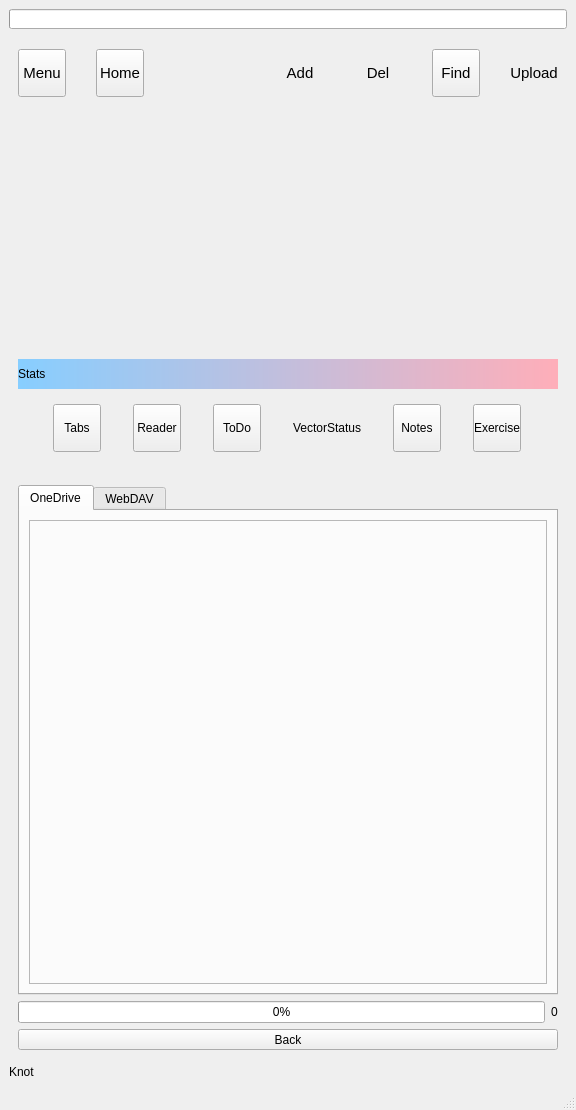
Above: src/MainWindow.ui from ic005k/Knot before the change. Below: the same form after it.
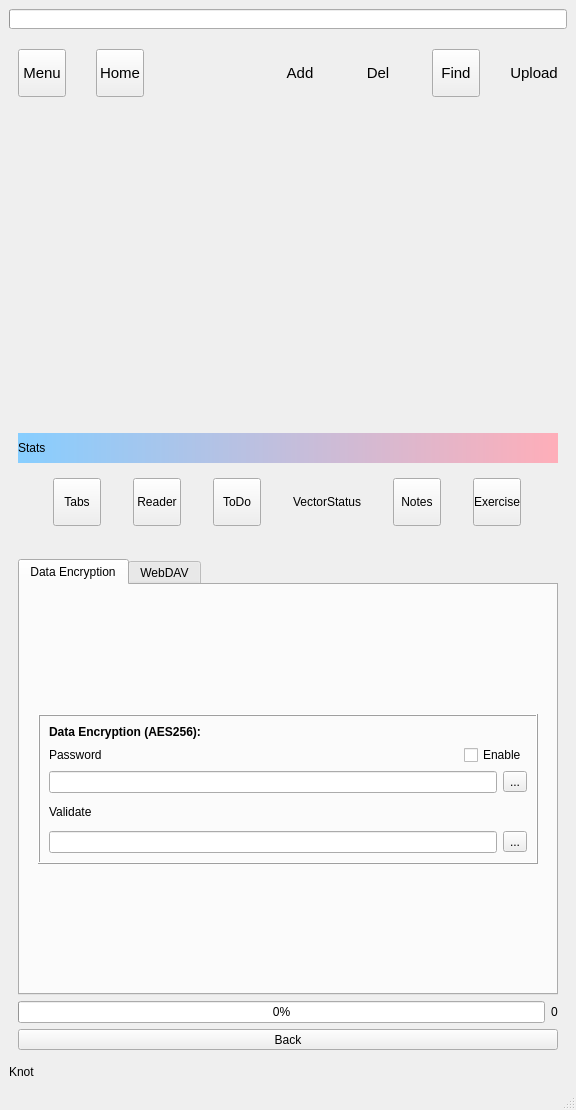
That is the form after the change. The open tabs and pages were chosen to show the change. Icons and pictures are not drawn.

The edit to the form file:
```diff
--- a/src/MainWindow.ui
+++ b/src/MainWindow.ui
@@ -809,39 +809,18 @@
          </property>
          <widget class="QWidget" name="tab_3">
           <attribute name="title">
-           <string>OneDrive</string>
+           <string>Data Encryption</string>
           </attribute>
           <layout class="QVBoxLayout" name="verticalLayout_52">
            <item>
-            <widget class="QFrame" name="f_OneDrive">
-             <property name="sizePolicy">
-              <sizepolicy hsizetype="Preferred" vsizetype="Preferred">
-               <horstretch>0</horstretch>
-               <verstretch>0</verstretch>
-              </sizepolicy>
-             </property>
-             <property name="minimumSize">
-              <size>
-               <width>0</width>
-               <height>0</height>
-              </size>
-             </property>
+            <widget class="QFrame" name="frame">
              <property name="frameShape">
-              <enum>QFrame::Shape::StyledPanel</enum>
+              <enum>QFrame::Shape::NoFrame</enum>
              </property>
              <property name="frameShadow">
               <enum>QFrame::Shadow::Raised</enum>
              </property>
-             <layout class="QVBoxLayout" name="verticalLayout_48"/>
-            </widget>
-           </item>
-          </layout>
-         </widget>
-         <widget class="QWidget" name="tab_4">
-          <attribute name="title">
-           <string>WebDAV</string>
-          </attribute>
-          <layout class="QVBoxLayout" name="verticalLayout_51">
+             <layout class="QVBoxLayout" name="verticalLayout_3">
            <item>
             <widget class="QFrame" name="f_DataEnc">
              <property name="sizePolicy">
@@ -857,7 +836,7 @@
               </size>
              </property>
              <property name="frameShape">
-              <enum>QFrame::Shape::StyledPanel</enum>
+                 <enum>QFrame::Shape::Box</enum>
              </property>
              <property name="frameShadow">
               <enum>QFrame::Shadow::Raised</enum>
@@ -953,6 +932,16 @@
              </layout>
             </widget>
            </item>
+             </layout>
+            </widget>
+           </item>
+          </layout>
+         </widget>
+         <widget class="QWidget" name="tab_4">
+          <attribute name="title">
+           <string>WebDAV</string>
+          </attribute>
+          <layout class="QVBoxLayout" name="verticalLayout_51">
            <item>
             <widget class="QFrame" name="f_WebDAV">
              <property name="sizePolicy">
```
Left out of the diff: 2 changed lines with no effect on the pictures. Lines whose indentation alone changed are shown as unchanged.
